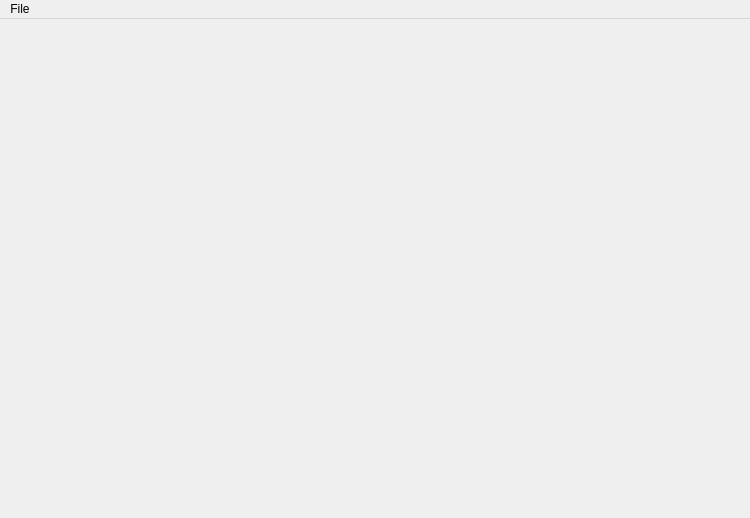
Qt form Checklist/mainwindow.ui (stephen-soul/Task) before a commit.
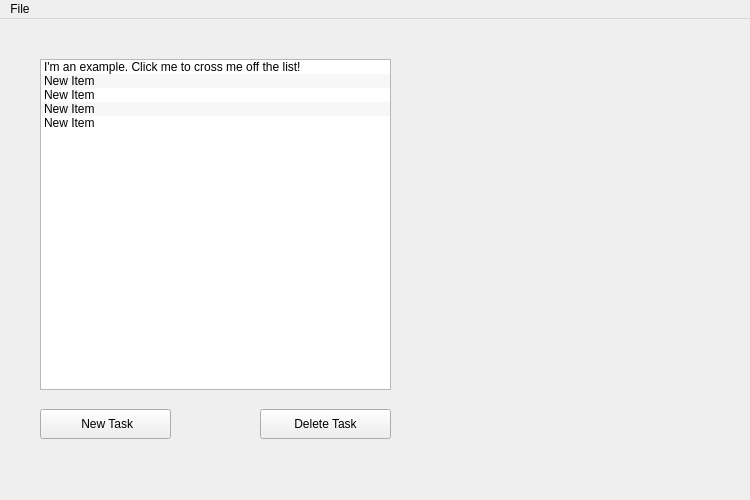
The same form after that commit. Icons and pictures are not drawn.

Commit message: After about a day and a bit of beating my head against the wall I got strikeout working on selected items

```diff
--- a/Checklist/mainwindow.ui
+++ b/Checklist/mainwindow.ui
@@ -7,7 +7,7 @@
     <x>0</x>
     <y>0</y>
     <width>750</width>
-    <height>518</height>
+    <height>500</height>
    </rect>
   </property>
   <property name="windowTitle">
@@ -18,7 +18,7 @@
     <property name="geometry">
      <rect>
       <x>0</x>
-      <y>0</y>
+      <y>-10</y>
       <width>751</width>
       <height>491</height>
      </rect>
@@ -85,7 +85,133 @@
      <zorder>loadPushButton</zorder>
      <zorder>newPushButton</zorder>
     </widget>
-    <widget class="QWidget" name="checklist"/>
+    <widget class="QWidget" name="checklist">
+     <widget class="QListWidget" name="listWidget">
+      <property name="geometry">
+       <rect>
+        <x>40</x>
+        <y>50</y>
+        <width>351</width>
+        <height>331</height>
+       </rect>
+      </property>
+      <property name="toolTip">
+       <string>&lt;html&gt;&lt;head/&gt;&lt;body&gt;&lt;p&gt;Click on an item to cross it out!&lt;/p&gt;&lt;/body&gt;&lt;/html&gt;</string>
+      </property>
+      <property name="styleSheet">
+       <string notr="true"/>
+      </property>
+      <property name="frameShape">
+       <enum>QFrame::StyledPanel</enum>
+      </property>
+      <property name="frameShadow">
+       <enum>QFrame::Sunken</enum>
+      </property>
+      <property name="editTriggers">
+       <set>QAbstractItemView::DoubleClicked|QAbstractItemView::EditKeyPressed|QAbstractItemView::SelectedClicked</set>
+      </property>
+      <property name="alternatingRowColors">
+       <bool>true</bool>
+      </property>
+      <property name="textElideMode">
+       <enum>Qt::ElideMiddle</enum>
+      </property>
+      <property name="viewMode">
+       <enum>QListView::ListMode</enum>
+      </property>
+      <item>
+       <property name="text">
+        <string>I'm an example. Click me to cross me off the list!</string>
+       </property>
+       <property name="font">
+        <font>
+         <strikeout>false</strikeout>
+         <kerning>true</kerning>
+        </font>
+       </property>
+      </item>
+      <item>
+       <property name="text">
+        <string>New Item</string>
+       </property>
+      </item>
+      <item>
+       <property name="text">
+        <string>New Item</string>
+       </property>
+      </item>
+      <item>
+       <property name="text">
+        <string>New Item</string>
+       </property>
+      </item>
+      <item>
+       <property name="text">
+        <string>New Item</string>
+       </property>
+      </item>
+     </widget>
+     <widget class="QLabel" name="projectname">
+      <property name="geometry">
+       <rect>
+        <x>40</x>
+        <y>10</y>
+        <width>111</width>
+        <height>31</height>
+       </rect>
+      </property>
+      <property name="text">
+       <string/>
+      </property>
+     </widget>
+     <widget class="QLabel" name="projectname_2">
+      <property name="geometry">
+       <rect>
+        <x>280</x>
+        <y>10</y>
+        <width>111</width>
+        <height>31</height>
+       </rect>
+      </property>
+      <property name="text">
+       <string/>
+      </property>
+     </widget>
+     <widget class="QPushButton" name="pushButton">
+      <property name="geometry">
+       <rect>
+        <x>40</x>
+        <y>400</y>
+        <width>131</width>
+        <height>30</height>
+       </rect>
+      </property>
+      <property name="text">
+       <string> New Task</string>
+      </property>
+      <property name="icon">
+       <iconset>
+        <normaloff>../build-Checklist-Desktop_Qt_5_10_0_GCC_64bit-Debug/images/icons8-plus-48.png</normaloff>../build-Checklist-Desktop_Qt_5_10_0_GCC_64bit-Debug/images/icons8-plus-48.png</iconset>
+      </property>
+     </widget>
+     <widget class="QPushButton" name="pushButton_2">
+      <property name="geometry">
+       <rect>
+        <x>260</x>
+        <y>400</y>
+        <width>131</width>
+        <height>30</height>
+       </rect>
+      </property>
+      <property name="text">
+       <string>Delete Task</string>
+      </property>
+      <property name="icon">
+       <iconset>
+        <normaloff>../build-Checklist-Desktop_Qt_5_10_0_GCC_64bit-Debug/images/icons8-cancel-48.png</normaloff>../build-Checklist-Desktop_Qt_5_10_0_GCC_64bit-Debug/images/icons8-cancel-48.png</iconset>
+      </property>
+     </widget>
+    </widget>
    </widget>
   </widget>
   <widget class="QMenuBar" name="menuBar">
```
Left out of the diff: 10 changed lines with no effect on the pictures. The commit also changes 5 other files.
